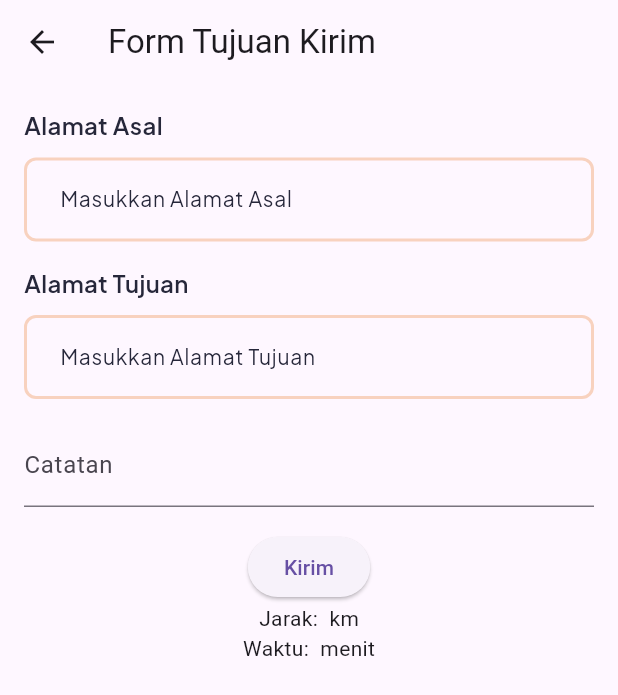
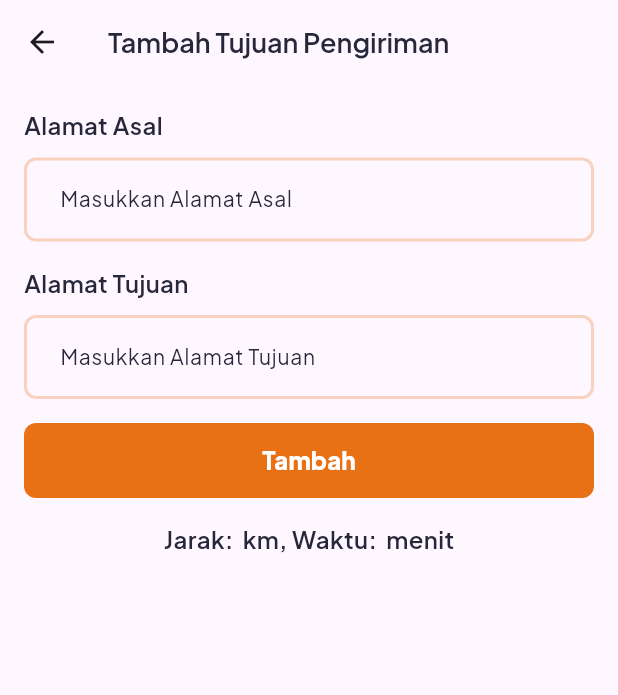
Before and after one commit to ahmdsk/TruckTrack, a Flutter app: the FormSettingDeliveryView screen opened by its route, on a phone screen of 412 x 824 dp. Shown: the top 695 px of the screen. Run offline on Flutter 3.47's test engine with Material 3 defaults, Android fonts, the phone set to English and light mode, and no system bars; our stand-ins replace dio, flutter_feather_icons, get, get_it, google_fonts, shared_preferences and 1 more; missing offline and left inert: mapbox_maps_flutter; accounts and stored records are empty.

Commit message:
feat: enhance delivery management; add CRUD operations for delivery data, update form handling, and improve UI interactions

```diff
--- a/lib/app/modules/setting_delivery/views/form_setting_delivery_view.dart
+++ b/lib/app/modules/setting_delivery/views/form_setting_delivery_view.dart
@@ -1,19 +1,54 @@
 import 'package:flutter/material.dart';
 
 import 'package:get/get.dart';
+import 'package:truck_track/app/models/tujuan_kirim.dart';
 
 import 'package:truck_track/app/modules/setting_delivery/controllers/setting_delivery_controller.dart';
+import 'package:truck_track/components/button.dart';
 import 'package:truck_track/components/search_field_with_dropdown.dart';
+import 'package:truck_track/core/themes/themes.dart';
 
 class FormSettingDeliveryView extends GetView<SettingDeliveryController> {
   const FormSettingDeliveryView({super.key});
+
   @override
   Widget build(BuildContext context) {
     final c = controller;
+    final TujuanKirim? tujuanKirim = Get.arguments;
+
+    debugPrint('FormSettingDeliveryView: ${Get.arguments}');
+
+    // Jika tujuanKirim tidak null, set nilai controller dari tujuanKirim
+    if (tujuanKirim != null) {
+      // Set initial values from tujuanKirim
+      c.asalController.text = tujuanKirim.alamatAsal;
+      c.tujuanController.text = tujuanKirim.alamatTujuan;
+      c.latAsal.value = tujuanKirim.latitudeAsal;
+      c.longAsal.value = tujuanKirim.longitudeAsal;
+      c.latTujuan.value = tujuanKirim.latitudeTujuan;
+      c.longTujuan.value = tujuanKirim.longitudeTujuan;
+      c.jarak.value = tujuanKirim.jarak ?? '-';
+      c.waktu.value = tujuanKirim.waktuTempuh ?? '-';
+      c.catatan.text = tujuanKirim.catatan ?? '-';
+      c.alamatAsal.value = tujuanKirim.alamatAsal;
+      c.alamatTujuan.value = tujuanKirim.alamatTujuan;
+
+      // Set initial search results to empty
+      c.hasilAsal.value = [];
+      c.hasilTujuan.value = [];
+    }
 
     return Scaffold(
-      appBar: AppBar(title: const Text("Form Tujuan Kirim")),
-      body: Padding(
+      appBar: AppBar(
+        title: Text(
+          tujuanKirim == null ? 'Tambah Tujuan Pengiriman' : 'Edit Tujuan Pengiriman',
+          style: Themes.subTitleStyle.copyWith(
+            color: Themes.darkColor,
+            fontSize: 18,
+          ),
+        ),
+      ),
+      body: SingleChildScrollView(
         padding: const EdgeInsets.all(16),
         child: Column(
           children: [
@@ -21,10 +56,12 @@ class FormSettingDeliveryView extends GetView<SettingDeliveryController> {
               () => SearchFieldWithDropdown(
                 title: "Alamat Asal",
                 controller: controller.asalController,
-                suggestions: controller.hasilAsal
+                suggestions:
+                    controller.hasilAsal
                         .map<String>((e) => e['place_name'].toString())
                         .toList(),
-                onChanged: (val) => controller.handleDebouncedSearch(
+                onChanged:
+                    (val) => controller.handleDebouncedSearch(
                       value: val,
                       isAsal: true,
                     ),
@@ -42,10 +79,12 @@ class FormSettingDeliveryView extends GetView<SettingDeliveryController> {
               () => SearchFieldWithDropdown(
                 title: "Alamat Tujuan",
                 controller: controller.tujuanController,
-                suggestions: controller.hasilTujuan
+                suggestions:
+                    controller.hasilTujuan
                         .map<String>((e) => e['place_name'].toString())
                         .toList(),
-                onChanged: (val) => controller.handleDebouncedSearch(
+                onChanged:
+                    (val) => controller.handleDebouncedSearch(
                       value: val,
                       isAsal: false,
                     ),
@@ -59,20 +98,29 @@ class FormSettingDeliveryView extends GetView<SettingDeliveryController> {
               ),
             ),
             const SizedBox(height: 16),
-            TextField(
-              controller: c.catatan,
-              decoration: const InputDecoration(labelText: 'Catatan'),
-            ),
-            const SizedBox(height: 16),
-            ElevatedButton(
+            Button(
+              title: tujuanKirim == null ? 'Tambah' : 'Simpan',
               onPressed: () async {
                 await c.hitungJarak();
+
+                if (tujuanKirim == null) {
+                  // Jika tujuanKirim null, berarti ini adalah penambahan baru
                   await c.kirimData();
+                } else {
+                  // Jika tujuanKirim tidak null, berarti ini adalah edit
+                  await c.updateData(tujuanKirim.id);
+                }
               },
-              child: const Text("Kirim"),
             ),
-            Obx(() => Text("Jarak: ${c.jarak.value} km")),
-            Obx(() => Text("Waktu: ${c.waktu.value} menit")),
+
+            // UI untuk menampilkan jarak dan waktu clean
+            const SizedBox(height: 16),
+            Obx(
+              () => Text(
+                "Jarak: ${c.jarak.value} km, Waktu: ${c.waktu.value} menit",
+                style: Themes.subTitleStyle.copyWith(fontSize: 16),
+              ),
+            ),
           ],
         ),
       ),
--- a/lib/components/search_field_with_dropdown.dart
+++ b/lib/components/search_field_with_dropdown.dart
@@ -72,16 +72,28 @@ class SearchFieldWithDropdown extends StatelessWidget {
             ),
             if (suggestions.isNotEmpty)
               SizedBox(
-                height: 200,
+                height: 360,
                 child: Stack(
                   children: [
                     Positioned(
-                      top: 60,
+                      top: 70,
                       left: 0,
                       right: 0,
-                      child: Material(
-                        elevation: 4,
-                        borderRadius: BorderRadius.circular(8),
+                      child: Container(
+                        decoration: BoxDecoration(
+                          color: Themes.whiteColor,
+                          borderRadius: BorderRadius.all(
+                            Radius.circular(8),
+                          ),
+                          boxShadow: [
+                            BoxShadow(
+                              color: Themes.darkColor.withAlpha(20),
+                              blurRadius: 4,
+                              offset: Offset(0, 2),
+                            ),
+                          ],
+                        ),
+                        padding: const EdgeInsets.all(8),
                         child: ListView.builder(
                           padding: EdgeInsets.zero,
                           shrinkWrap: true,
```
Also changed, not shown: lib/app/modules/setting_delivery/controllers/setting_delivery_controller.dart (+66 -6 lines), lib/app/modules/setting_delivery/views/setting_delivery_view.dart (+20 -3 lines). Lines whose indentation alone changed are shown as unchanged.
